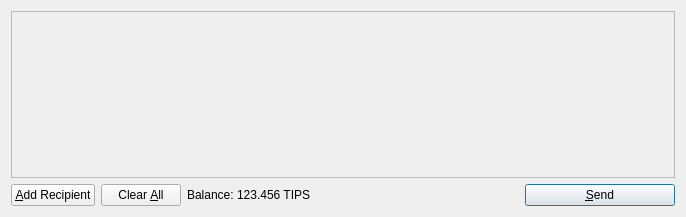
The window that src/qt/forms/sendcoinsdialog.ui (Afzal68021/fedoracoin) describes before a commit, drawn with Qt 5.
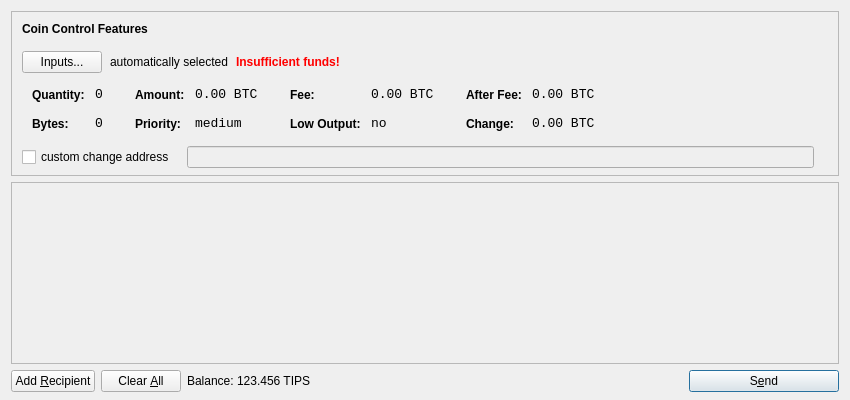
The same window after the commit. Icons and pictures are not drawn.

The edit to the form file:
```diff
--- a/src/qt/forms/sendcoinsdialog.ui
+++ b/src/qt/forms/sendcoinsdialog.ui
@@ -6,14 +6,615 @@
    <rect>
     <x>0</x>
     <y>0</y>
-    <width>686</width>
-    <height>217</height>
+    <width>850</width>
+    <height>400</height>
    </rect>
   </property>
   <property name="windowTitle">
    <string>Send Coins</string>
   </property>
-  <layout class="QVBoxLayout" name="verticalLayout">
+  <layout class="QVBoxLayout" name="verticalLayout" stretch="0,1,0">
+   <property name="bottomMargin">
+    <number>8</number>
+   </property>
+   <item>
+    <widget class="QFrame" name="frameCoinControl">
+     <property name="sizePolicy">
+      <sizepolicy hsizetype="Expanding" vsizetype="Expanding">
+       <horstretch>0</horstretch>
+       <verstretch>0</verstretch>
+      </sizepolicy>
+     </property>
+     <property name="maximumSize">
+      <size>
+       <width>16777215</width>
+       <height>16777215</height>
+      </size>
+     </property>
+     <property name="frameShape">
+      <enum>QFrame::StyledPanel</enum>
+     </property>
+     <property name="frameShadow">
+      <enum>QFrame::Sunken</enum>
+     </property>
+     <layout class="QVBoxLayout" name="verticalLayoutCoinControl2">
+      <property name="spacing">
+       <number>-1</number>
+      </property>
+      <property name="leftMargin">
+       <number>0</number>
+      </property>
+      <property name="topMargin">
+       <number>0</number>
+      </property>
+      <property name="rightMargin">
+       <number>0</number>
+      </property>
+      <property name="bottomMargin">
+       <number>6</number>
+      </property>
+      <item>
+       <layout class="QVBoxLayout" name="verticalLayoutCoinControl" stretch="0,0,0,0,1">
+        <property name="spacing">
+         <number>0</number>
+        </property>
+        <property name="leftMargin">
+         <number>10</number>
+        </property>
+        <property name="topMargin">
+         <number>10</number>
+        </property>
+        <item>
+         <layout class="QHBoxLayout" name="horizontalLayoutCoinControl1">
+          <property name="bottomMargin">
+           <number>15</number>
+          </property>
+          <item>
+           <widget class="QLabel" name="labelCoinControlFeatures">
+            <property name="sizePolicy">
+             <sizepolicy hsizetype="Preferred" vsizetype="Maximum">
+              <horstretch>0</horstretch>
+              <verstretch>0</verstretch>
+             </sizepolicy>
+            </property>
+            <property name="font">
+             <font>
+              <weight>75</weight>
+              <bold>true</bold>
+             </font>
+            </property>
+            <property name="styleSheet">
+             <string notr="true">font-weight:bold;</string>
+            </property>
+            <property name="text">
+             <string>Coin Control Features</string>
+            </property>
+           </widget>
+          </item>
+         </layout>
+        </item>
+        <item>
+         <layout class="QHBoxLayout" name="horizontalLayoutCoinControl2" stretch="0,0,0,0">
+          <property name="spacing">
+           <number>8</number>
+          </property>
+          <property name="bottomMargin">
+           <number>10</number>
+          </property>
+          <item>
+           <widget class="QPushButton" name="pushButtonCoinControl">
+            <property name="styleSheet">
+             <string notr="true"/>
+            </property>
+            <property name="text">
+             <string>Inputs...</string>
+            </property>
+           </widget>
+          </item>
+          <item>
+           <widget class="QLabel" name="labelCoinControlAutomaticallySelected">
+            <property name="text">
+             <string>automatically selected</string>
+            </property>
+            <property name="margin">
+             <number>5</number>
+            </property>
+           </widget>
+          </item>
+          <item>
+           <widget class="QLabel" name="labelCoinControlInsuffFunds">
+            <property name="font">
+             <font>
+              <weight>75</weight>
+              <bold>true</bold>
+             </font>
+            </property>
+            <property name="styleSheet">
+             <string notr="true">color:red;font-weight:bold;</string>
+            </property>
+            <property name="text">
+             <string>Insufficient funds!</string>
+            </property>
+            <property name="margin">
+             <number>5</number>
+            </property>
+           </widget>
+          </item>
+          <item>
+           <spacer name="horizontalSpacerCoinControl">
+            <property name="orientation">
+             <enum>Qt::Horizontal</enum>
+            </property>
+            <property name="sizeHint" stdset="0">
+             <size>
+              <width>40</width>
+              <height>1</height>
+             </size>
+            </property>
+           </spacer>
+          </item>
+         </layout>
+        </item>
+        <item>
+         <widget class="QWidget" name="widgetCoinControl" native="true">
+          <property name="sizePolicy">
+           <sizepolicy hsizetype="Preferred" vsizetype="Preferred">
+            <horstretch>0</horstretch>
+            <verstretch>0</verstretch>
+           </sizepolicy>
+          </property>
+          <property name="minimumSize">
+           <size>
+            <width>0</width>
+            <height>0</height>
+           </size>
+          </property>
+          <property name="styleSheet">
+           <string notr="true"/>
+          </property>
+          <layout class="QHBoxLayout" name="horizontalLayoutCoinControl5">
+           <property name="margin">
+            <number>0</number>
+           </property>
+           <item>
+            <layout class="QHBoxLayout" name="horizontalLayoutCoinControl3" stretch="0,0,0,1">
+             <property name="spacing">
+              <number>20</number>
+             </property>
+             <property name="topMargin">
+              <number>0</number>
+             </property>
+             <property name="bottomMargin">
+              <number>10</number>
+             </property>
+             <item>
+              <layout class="QFormLayout" name="formLayoutCoinControl1">
+               <property name="horizontalSpacing">
+                <number>10</number>
+               </property>
+               <property name="verticalSpacing">
+                <number>14</number>
+               </property>
+               <property name="leftMargin">
+                <number>10</number>
+               </property>
+               <property name="topMargin">
+                <number>4</number>
+               </property>
+               <property name="rightMargin">
+                <number>6</number>
+               </property>
+               <item row="0" column="0">
+                <widget class="QLabel" name="labelCoinControlQuantityText">
+                 <property name="styleSheet">
+                  <string notr="true">font-weight:bold;</string>
+                 </property>
+                 <property name="text">
+                  <string>Quantity:</string>
+                 </property>
+                 <property name="margin">
+                  <number>0</number>
+                 </property>
+                </widget>
+               </item>
+               <item row="0" column="1">
+                <widget class="QLabel" name="labelCoinControlQuantity">
+                 <property name="font">
+                  <font>
+                   <family>Monospace</family>
+                   <pointsize>10</pointsize>
+                  </font>
+                 </property>
+                 <property name="cursor">
+                  <cursorShape>IBeamCursor</cursorShape>
+                 </property>
+                 <property name="contextMenuPolicy">
+                  <enum>Qt::ActionsContextMenu</enum>
+                 </property>
+                 <property name="text">
+                  <string notr="true">0</string>
+                 </property>
+                 <property name="margin">
+                  <number>0</number>
+                 </property>
+                 <property name="textInteractionFlags">
+                  <set>Qt::LinksAccessibleByMouse|Qt::TextSelectableByKeyboard|Qt::TextSelectableByMouse</set>
+                 </property>
+                </widget>
+               </item>
+               <item row="1" column="0">
+                <widget class="QLabel" name="labelCoinControlBytesText">
+                 <property name="styleSheet">
+                  <string notr="true">font-weight:bold;</string>
+                 </property>
+                 <property name="text">
+                  <string>Bytes:</string>
+                 </property>
+                </widget>
+               </item>
+               <item row="1" column="1">
+                <widget class="QLabel" name="labelCoinControlBytes">
+                 <property name="font">
+                  <font>
+                   <family>Monospace</family>
+                   <pointsize>10</pointsize>
+                  </font>
+                 </property>
+                 <property name="cursor">
+                  <cursorShape>IBeamCursor</cursorShape>
+                 </property>
+                 <property name="contextMenuPolicy">
+                  <enum>Qt::ActionsContextMenu</enum>
+                 </property>
+                 <property name="text">
+                  <string notr="true">0</string>
+                 </property>
+                 <property name="textInteractionFlags">
+                  <set>Qt::LinksAccessibleByMouse|Qt::TextSelectableByKeyboard|Qt::TextSelectableByMouse</set>
+                 </property>
+                </widget>
+               </item>
+              </layout>
+             </item>
+             <item>
+              <layout class="QFormLayout" name="formLayoutCoinControl2">
+               <property name="horizontalSpacing">
+                <number>10</number>
+               </property>
+               <property name="verticalSpacing">
+                <number>14</number>
+               </property>
+               <property name="leftMargin">
+                <number>6</number>
+               </property>
+               <property name="topMargin">
+                <number>4</number>
+               </property>
+               <property name="rightMargin">
+                <number>6</number>
+               </property>
+               <item row="0" column="0">
+                <widget class="QLabel" name="labelCoinControlAmountText">
+                 <property name="styleSheet">
+                  <string notr="true">font-weight:bold;</string>
+                 </property>
+                 <property name="text">
+                  <string>Amount:</string>
+                 </property>
+                 <property name="margin">
+                  <number>0</number>
+                 </property>
+                </widget>
+               </item>
+               <item row="0" column="1">
+                <widget class="QLabel" name="labelCoinControlAmount">
+                 <property name="font">
+                  <font>
+                   <family>Monospace</family>
+                   <pointsize>10</pointsize>
+                  </font>
+                 </property>
+                 <property name="cursor">
+                  <cursorShape>IBeamCursor</cursorShape>
+                 </property>
+                 <property name="contextMenuPolicy">
+                  <enum>Qt::ActionsContextMenu</enum>
+                 </property>
+                 <property name="text">
+                  <string notr="true">0.00 BTC</string>
+                 </property>
+                 <property name="textInteractionFlags">
+                  <set>Qt::LinksAccessibleByMouse|Qt::TextSelectableByKeyboard|Qt::TextSelectableByMouse</set>
+                 </property>
+                </widget>
+               </item>
+               <item row="1" column="0">
+                <widget class="QLabel" name="labelCoinControlPriorityText">
+                 <property name="styleSheet">
+                  <string notr="true">font-weight:bold;</string>
+                 </property>
+                 <property name="text">
+                  <string>Priority:</string>
+                 </property>
+                </widget>
+               </item>
+               <item row="1" column="1">
+                <widget class="QLabel" name="labelCoinControlPriority">
+                 <property name="font">
+                  <font>
+                   <family>Monospace</family>
+                   <pointsize>10</pointsize>
+                  </font>
+                 </property>
+                 <property name="cursor">
+                  <cursorShape>IBeamCursor</cursorShape>
+                 </property>
+                 <property name="contextMenuPolicy">
+                  <enum>Qt::ActionsContextMenu</enum>
+                 </property>
+                 <property name="text">
+                  <string>medium</string>
+                 </property>
+                 <property name="textInteractionFlags">
+                  <set>Qt::LinksAccessibleByMouse|Qt::TextSelectableByKeyboard|Qt::TextSelectableByMouse</set>
+                 </property>
+                </widget>
+               </item>
+              </layout>
+             </item>
+             <item>
+              <layout class="QFormLayout" name="formLayoutCoinControl3">
+               <property name="horizontalSpacing">
+                <number>10</number>
+               </property>
+               <property name="verticalSpacing">
+                <number>14</number>
+               </property>
+               <property name="leftMargin">
+                <number>6</number>
+               </property>
+               <property name="topMargin">
+                <number>4</number>
+               </property>
+               <property name="rightMargin">
+                <number>6</number>
+               </property>
+               <item row="0" column="0">
+                <widget class="QLabel" name="labelCoinControlFeeText">
+                 <property name="styleSheet">
+                  <string notr="true">font-weight:bold;</string>
+                 </property>
+                 <property name="text">
+                  <string>Fee:</string>
+                 </property>
+                 <property name="margin">
+                  <number>0</number>
+                 </property>
+                </widget>
+               </item>
+               <item row="0" column="1">
+                <widget class="QLabel" name="labelCoinControlFee">
+                 <property name="font">
+                  <font>
+                   <family>Monospace</family>
+                   <pointsize>10</pointsize>
+                  </font>
+                 </property>
+                 <property name="cursor">
+                  <cursorShape>IBeamCursor</cursorShape>
+                 </property>
+                 <property name="contextMenuPolicy">
+                  <enum>Qt::ActionsContextMenu</enum>
+                 </property>
+                 <property name="text">
+                  <string notr="true">0.00 BTC</string>
+                 </property>
+                 <property name="textInteractionFlags">
+                  <set>Qt::LinksAccessibleByMouse|Qt::TextSelectableByKeyboard|Qt::TextSelectableByMouse</set>
+                 </property>
+                </widget>
+               </item>
+               <item row="1" column="0">
+                <widget class="QLabel" name="labelCoinControlLowOutputText">
+                 <property name="styleSheet">
+                  <string notr="true">font-weight:bold;</string>
+                 </property>
+                 <property name="text">
+                  <string>Low Output:</string>
+                 </property>
+                </widget>
+               </item>
+               <item row="1" column="1">
+                <widget class="QLabel" name="labelCoinControlLowOutput">
+                 <property name="font">
+                  <font>
+                   <family>Monospace</family>
+                   <pointsize>10</pointsize>
+                  </font>
+                 </property>
+                 <property name="cursor">
+                  <cursorShape>IBeamCursor</cursorShape>
+                 </property>
+                 <property name="contextMenuPolicy">
+                  <enum>Qt::ActionsContextMenu</enum>
+                 </property>
+                 <property name="text">
+                  <string>no</string>
+                 </property>
+                 <property name="textInteractionFlags">
+                  <set>Qt::LinksAccessibleByMouse|Qt::TextSelectableByKeyboard|Qt::TextSelectableByMouse</set>
+                 </property>
+                </widget>
+               </item>
+              </layout>
+             </item>
+             <item>
+              <layout class="QFormLayout" name="formLayoutCoinControl4">
+               <property name="horizontalSpacing">
+                <number>10</number>
+               </property>
+               <property name="verticalSpacing">
+                <number>14</number>
+               </property>
+               <property name="leftMargin">
+                <number>6</number>
+               </property>
+               <property name="topMargin">
+                <number>4</number>
+               </property>
+               <property name="rightMargin">
+                <number>6</number>
+               </property>
+               <item row="0" column="0">
+                <widget class="QLabel" name="labelCoinControlAfterFeeText">
+                 <property name="styleSheet">
+                  <string notr="true">font-weight:bold;</string>
+                 </property>
+                 <property name="text">
+                  <string>After Fee:</string>
+                 </property>
+                 <property name="margin">
+                  <number>0</number>
+                 </property>
+                </widget>
+               </item>
+               <item row="0" column="1">
+                <widget class="QLabel" name="labelCoinControlAfterFee">
+                 <property name="font">
+                  <font>
+                   <family>Monospace</family>
+                   <pointsize>10</pointsize>
+                  </font>
+                 </property>
+                 <property name="cursor">
+                  <cursorShape>IBeamCursor</cursorShape>
+                 </property>
+                 <property name="contextMenuPolicy">
+                  <enum>Qt::ActionsContextMenu</enum>
+                 </property>
+                 <property name="text">
+                  <string notr="true">0.00 BTC</string>
+                 </property>
+                 <property name="textInteractionFlags">
+                  <set>Qt::LinksAccessibleByMouse|Qt::TextSelectableByKeyboard|Qt::TextSelectableByMouse</set>
+                 </property>
+                </widget>
+               </item>
+               <item row="1" column="0">
+                <widget class="QLabel" name="labelCoinControlChangeText">
+                 <property name="styleSheet">
+                  <string notr="true">font-weight:bold;</string>
+                 </property>
+                 <property name="text">
+                  <string>Change:</string>
+                 </property>
+                </widget>
+               </item>
+               <item row="1" column="1">
+                <widget class="QLabel" name="labelCoinControlChange">
+                 <property name="font">
+                  <font>
+                   <family>Monospace</family>
+                   <pointsize>10</pointsize>
+                  </font>
+                 </property>
+                 <property name="cursor">
+                  <cursorShape>IBeamCursor</cursorShape>
+                 </property>
+                 <property name="contextMenuPolicy">
+                  <enum>Qt::ActionsContextMenu</enum>
+                 </property>
+                 <property name="text">
+                  <string notr="true">0.00 BTC</string>
+                 </property>
+                 <property name="textInteractionFlags">
+                  <set>Qt::LinksAccessibleByMouse|Qt::TextSelectableByKeyboard|Qt::TextSelectableByMouse</set>
+                 </property>
+                </widget>
+               </item>
+              </layout>
+             </item>
+            </layout>
+           </item>
+          </layout>
+         </widget>
+        </item>
+        <item>
+         <layout class="QHBoxLayout" name="horizontalLayoutCoinControl4" stretch="0,0,0">
+          <property name="spacing">
+           <number>12</number>
+          </property>
+          <property name="sizeConstraint">
+           <enum>QLayout::SetDefaultConstraint</enum>
+          </property>
+          <property name="topMargin">
+           <number>5</number>
+          </property>
+          <property name="rightMargin">
+           <number>5</number>
+          </property>
+          <item>
+           <widget class="QCheckBox" name="checkBoxCoinControlChange">
+            <property name="text">
+             <string>custom change address</string>
+            </property>
+           </widget>
+          </item>
+          <item>
+           <widget class="QLineEdit" name="lineEditCoinControlChange">
+            <property name="enabled">
+             <bool>false</bool>
+            </property>
+            <property name="sizePolicy">
+             <sizepolicy hsizetype="Expanding" vsizetype="Fixed">
+              <horstretch>0</horstretch>
+              <verstretch>0</verstretch>
+             </sizepolicy>
+            </property>
+           </widget>
+          </item>
+          <item>
+           <widget class="QLabel" name="labelCoinControlChangeLabel">
+            <property name="sizePolicy">
+             <sizepolicy hsizetype="Preferred" vsizetype="Expanding">
+              <horstretch>0</horstretch>
+              <verstretch>0</verstretch>
+             </sizepolicy>
+            </property>
+            <property name="minimumSize">
+             <size>
+              <width>0</width>
+              <height>0</height>
+             </size>
+            </property>
+            <property name="text">
+             <string/>
+            </property>
+            <property name="margin">
+             <number>3</number>
+            </property>
+           </widget>
+          </item>
+         </layout>
+        </item>
+        <item>
+         <spacer name="verticalSpacerCoinControl">
+          <property name="orientation">
+           <enum>Qt::Vertical</enum>
+          </property>
+          <property name="sizeHint" stdset="0">
+           <size>
+            <width>800</width>
+            <height>1</height>
+           </size>
+          </property>
+         </spacer>
+        </item>
+       </layout>
+      </item>
+     </layout>
+    </widget>
+   </item>
    <item>
     <widget class="QScrollArea" name="scrollArea">
      <property name="widgetResizable">
@@ -24,7 +625,7 @@
        <rect>
         <x>0</x>
         <y>0</y>
-        <width>666</width>
+        <width>830</width>
         <height>165</height>
        </rect>
       </property>
@@ -64,7 +665,7 @@
         <string>Send to multiple recipients at once</string>
        </property>
        <property name="text">
-        <string>&amp;Add Recipient</string>
+        <string>Add &amp;Recipient</string>
        </property>
        <property name="icon">
         <iconset resource="../bitcoin.qrc">
@@ -153,7 +754,7 @@
         <string>Confirm the send action</string>
        </property>
        <property name="text">
-        <string>&amp;Send</string>
+        <string>S&amp;end</string>
        </property>
        <property name="icon">
         <iconset resource="../bitcoin.qrc">
```
